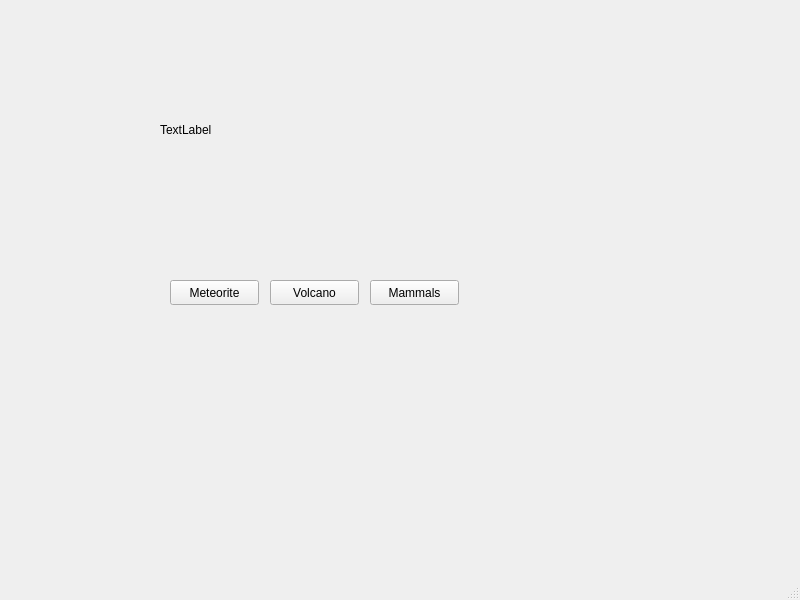
First picture: the form in hubwindow.ui, repository robertche54/a8-an-educational-app-f18, before the edit.
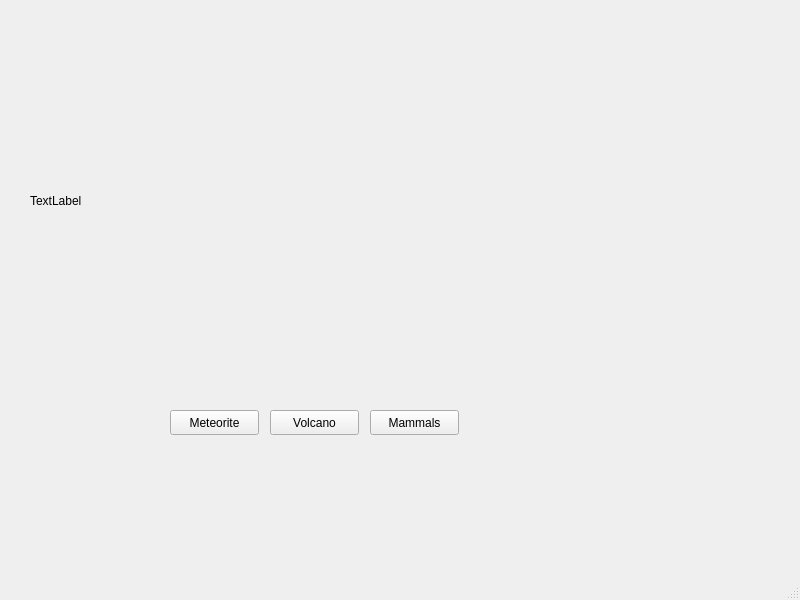
Second picture: the form after the edit.

Commit message: toy title screen. commiting to pull from master with updates

What changed in the file:
```diff
--- a/hubwindow.ui
+++ b/hubwindow.ui
@@ -18,7 +18,7 @@
     <property name="geometry">
      <rect>
       <x>170</x>
-      <y>280</y>
+      <y>410</y>
       <width>89</width>
       <height>25</height>
      </rect>
@@ -31,7 +31,7 @@
     <property name="geometry">
      <rect>
       <x>270</x>
-      <y>280</y>
+      <y>410</y>
       <width>89</width>
       <height>25</height>
      </rect>
@@ -44,7 +44,7 @@
     <property name="geometry">
      <rect>
       <x>370</x>
-      <y>280</y>
+      <y>410</y>
       <width>89</width>
       <height>25</height>
      </rect>
@@ -56,10 +56,10 @@
    <widget class="QLabel" name="titleLabel">
     <property name="geometry">
      <rect>
-      <x>160</x>
-      <y>40</y>
-      <width>320</width>
-      <height>180</height>
+      <x>30</x>
+      <y>20</y>
+      <width>521</width>
+      <height>361</height>
      </rect>
     </property>
     <property name="text">
```
Left out of the diff: 2 changed lines with no effect on the pictures. The commit also changes 3 other files.
